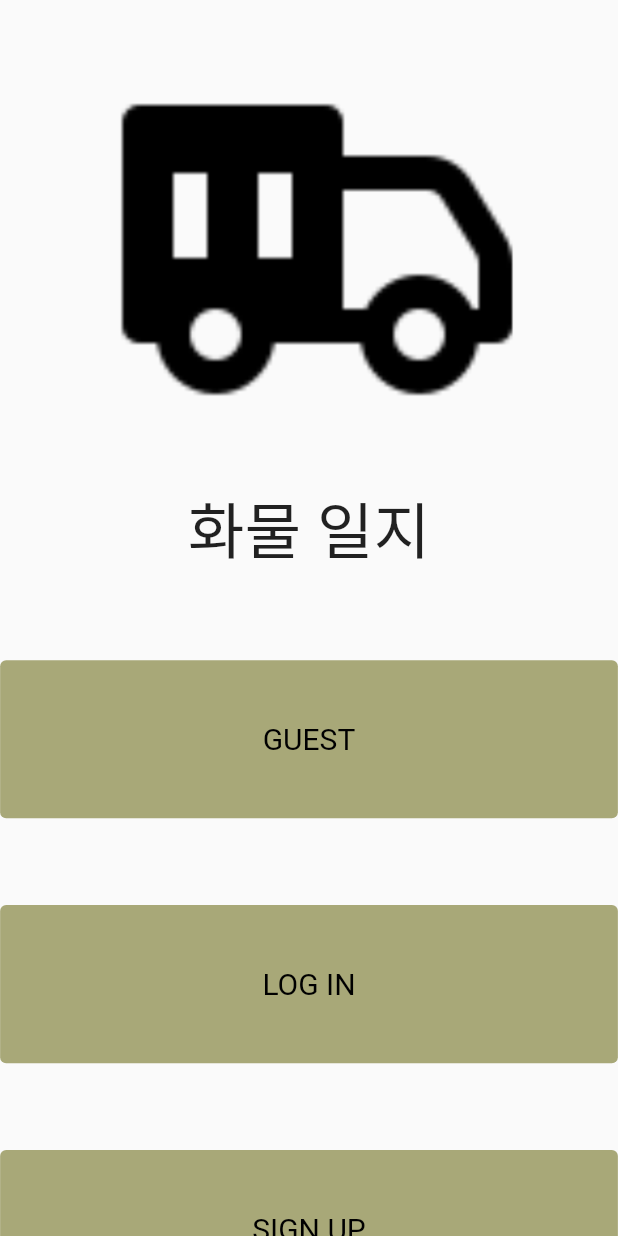
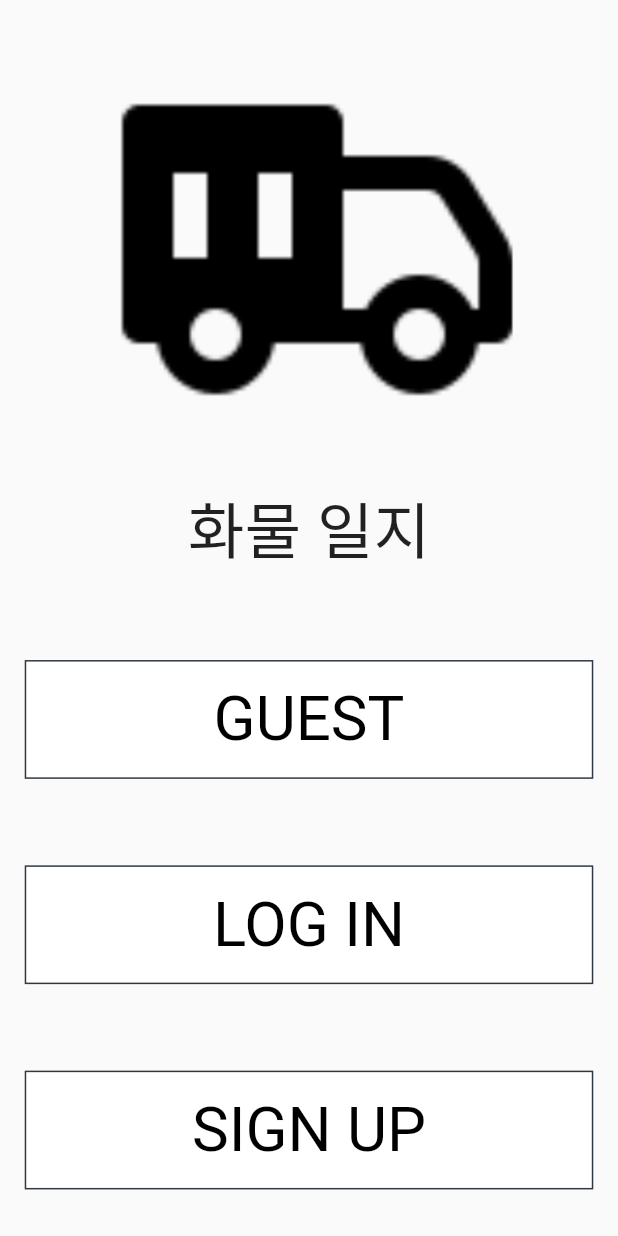
Before and after one commit to jun-young1993/freight-ui, a Flutter app: the screen it shows after launch, on a phone screen of 412 x 824 dp. Run offline on Flutter 3.47's test engine with Material 2 defaults, Android fonts, the phone set to English and light mode, and no system bars; our stand-ins replace flutter_bloc, flutter_dotenv, flutter_secure_storage, flutter_svg, syncfusion_flutter_datepicker; missing offline and left inert: dart:ffi, excel.

```diff
--- a/lib/ui/screen/simple_login/simple_login.dart
+++ b/lib/ui/screen/simple_login/simple_login.dart
@@ -150,14 +150,17 @@ class _SimpleLoginScreenState extends State<SimpleLoginScreen> {
   Widget _buildButton(BuildContext context, title, VoidCallback onPressed){
     double screenHeight = MediaQuery.of(context).size.height;
     return Container(
-      padding: EdgeInsets.all(screenHeight * 0.0001),
+      margin: EdgeInsets.only(left: screenHeight * 0.02, right: screenHeight * 0.02),
+      padding: EdgeInsets.all(screenHeight * 0.008),
+      decoration: BoxDecoration(
+        border: Border.all(color: AppColors.black),
+        color: AppColors.white
+      ),
       child: TextButton(
         onPressed: onPressed,
         style: TextButton.styleFrom(
           foregroundColor: Colors.black,
-          backgroundColor: AppColors.beige,
-          textStyle: const TextStyle(fontSize: 20),
-          padding: EdgeInsets.all(screenHeight * 0.05),
+          textStyle: TextStyle(fontSize: screenHeight * 0.05),
         ),
         child: Text(title),
       )
```
Also changed, not shown: lib/main.dart (+15 -1 lines), lib/repositories/user_repository.dart (added, +7 -0 lines), lib/states/user/user_bloc.dart (added, +32 -0 lines), lib/states/user/user_event.dart (added, +11 -0 lines), lib/states/user/user_state.dart (added, +48 -0 lines), 9 other files.
